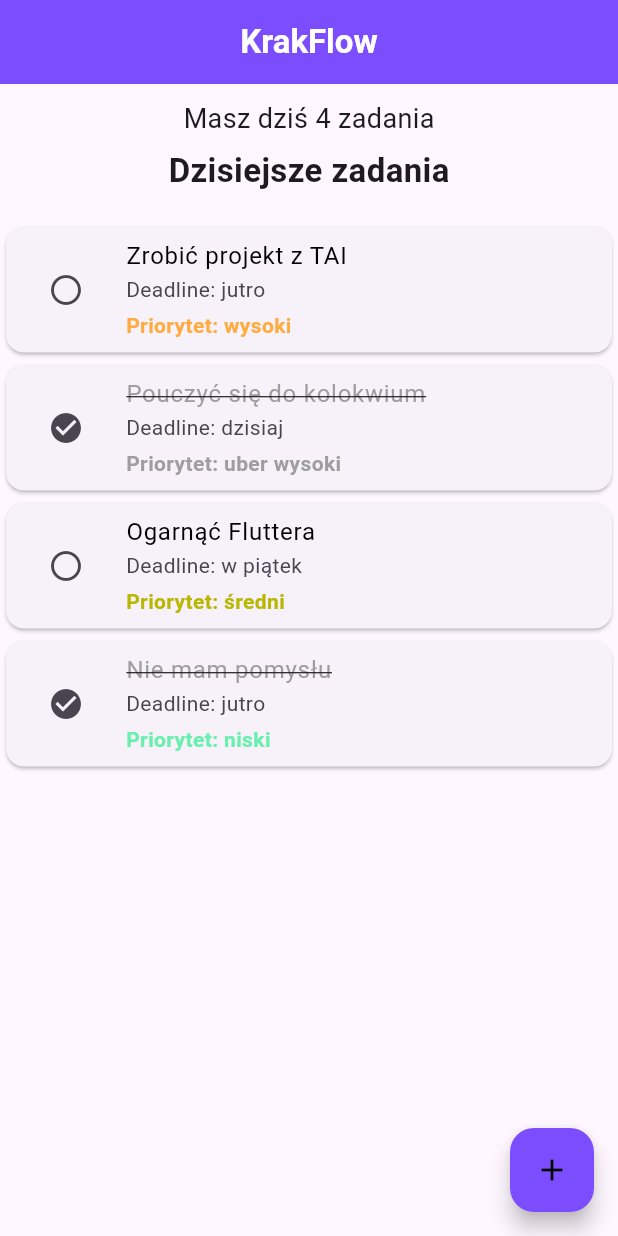
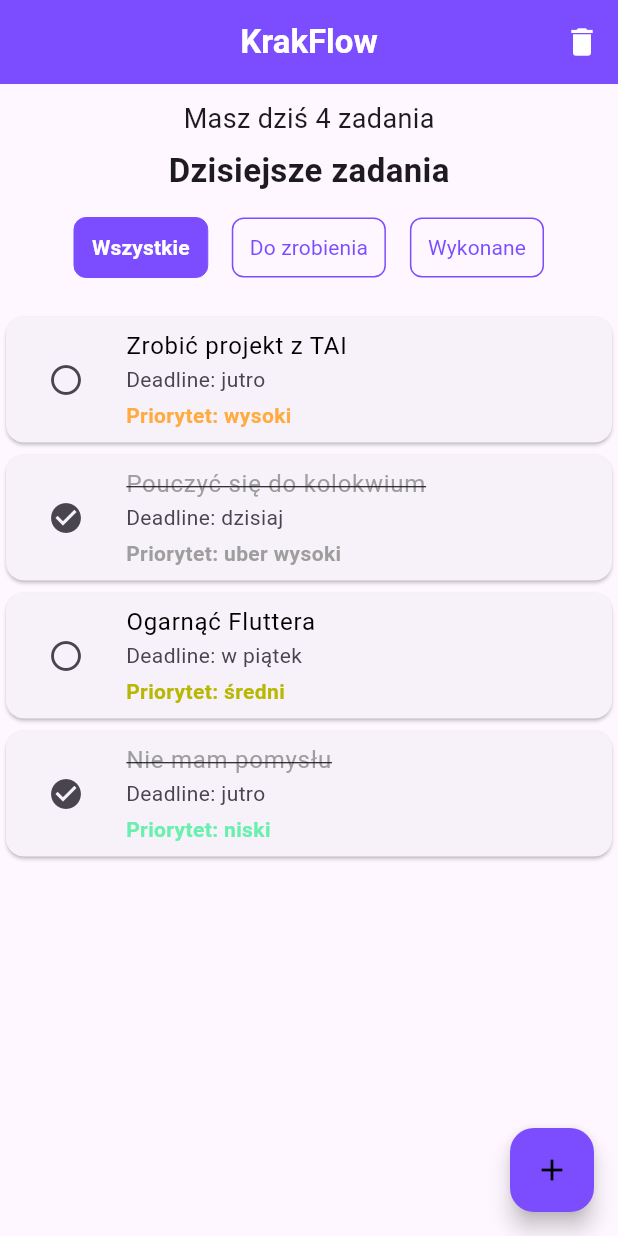
Before and after one commit to DerpeuszX/TAI_Flutter_Labs, a Flutter app: the screen it shows after launch, on a phone screen of 412 x 824 dp. Run offline on Flutter 3.47's test engine with Material 3 defaults, Android fonts, the phone set to English and light mode, and no system bars.

Commit message:
Finished lab 7 - krakflow interactions

```diff
--- a/lib/main.dart
+++ b/lib/main.dart
@@ -3,6 +3,63 @@ import 'task_repository.dart';
 
 void main() {
   runApp(MyApp());
+}
+
+// ================= FILTER BAR =================
+class FilterBar extends StatelessWidget {
+  final String selectedFilter;
+  final Function(String) onFilterChanged;
+
+  const FilterBar({
+    super.key,
+    required this.selectedFilter,
+    required this.onFilterChanged,
+  });
+
+  @override
+  Widget build(BuildContext context) {
+    final filters = ["wszystkie", "do zrobienia", "wykonane"];
+
+    return Row(
+      mainAxisAlignment: MainAxisAlignment.center,
+      children: filters.map((filter) {
+        final isActive = selectedFilter == filter;
+        return Padding(
+          padding: const EdgeInsets.symmetric(horizontal: 8.0),
+          child: TextButton(
+            style: TextButton.styleFrom(
+              backgroundColor: isActive
+                  ? Colors.deepPurpleAccent
+                  : Colors.transparent,
+              foregroundColor: isActive
+                  ? Colors.white
+                  : Colors.deepPurpleAccent,
+              shape: RoundedRectangleBorder(
+                borderRadius: BorderRadius.circular(8),
+                side: BorderSide(
+                  color: Colors.deepPurpleAccent,
+                  width: isActive ? 0 : 1,
+                ),
+              ),
+            ),
+            onPressed: () {
+              onFilterChanged(filter);
+            },
+            child: Text(
+              filter == "wszystkie"
+                  ? "Wszystkie"
+                  : filter == "do zrobienia"
+                  ? "Do zrobienia"
+                  : "Wykonane",
+              style: TextStyle(
+                fontWeight: isActive ? FontWeight.bold : FontWeight.normal,
+              ),
+            ),
+          ),
+        );
+      }).toList(),
+    );
+  }
 }
 
 // ================= TASK CARD =================
@@ -102,6 +159,35 @@ class HomeScreen extends StatefulWidget {
 // ================= HOME SCREEN STATE =================
 
 class _HomeScreenState extends State<HomeScreen> {
+  String selectedFilter = "wszystkie"; // aktualnie wybrany filtr
+
+  void _confirmDeleteAllTasks() {
+    showDialog(
+      context: context,
+      builder: (context) {
+        return AlertDialog(
+          title: const Text("Potwierdzenie"),
+          content: const Text("Czy na pewno chcesz usunąć wszystkie zadania?"),
+          actions: [
+            TextButton(
+              onPressed: () => Navigator.pop(context),
+              child: const Text("Anuluj"),
+            ),
+            TextButton(
+              onPressed: () {
+                setState(() {
+                  TaskRepository.tasks.clear();
+                });
+                Navigator.pop(context);
+              },
+              child: const Text("Usuń"),
+            ),
+          ],
+        );
+      },
+    );
+  }
+
   void toggleTaskStatus(int index) {
     setState(() {
       TaskRepository.tasks[index].isDone =
@@ -117,6 +203,19 @@ class _HomeScreenState extends State<HomeScreen> {
 
   @override
   Widget build(BuildContext context) {
+    // zmienna pomocnicza przetrzymująca obecnie przefiltrowaną listę
+    List<Task> filteredTasks = TaskRepository.tasks;
+    // logika filtrowania
+    if (selectedFilter == "wykonane") {
+      filteredTasks = TaskRepository.tasks
+          .where((task) => task.isDone)
+          .toList();
+    } else if (selectedFilter == "do zrobienia") {
+      filteredTasks = TaskRepository.tasks
+          .where((task) => !task.isDone)
+          .toList();
+    }
+
     return Scaffold(
       // jest scaffold
       appBar: AppBar(
@@ -125,6 +224,23 @@ class _HomeScreenState extends State<HomeScreen> {
           "KrakFlow",
           style: TextStyle(fontWeight: FontWeight.w600),
         ),
+        actions: [
+          IconButton(
+            icon: Icon(Icons.delete),
+            onPressed: () {
+              if (TaskRepository.tasks.isEmpty) {
+                ScaffoldMessenger.of(context).showSnackBar(
+                  const SnackBar(
+                    content: Center(child: Text("Brak zadań do usunięcia!")),
+                    duration: Duration(seconds: 2),
+                  ),
+                );
+              } else {
+                _confirmDeleteAllTasks();
+              }
+            },
+          ),
+        ],
         centerTitle: true,
         backgroundColor: Colors.deepPurpleAccent,
         foregroundColor: Colors.white,
@@ -151,15 +267,26 @@ class _HomeScreenState extends State<HomeScreen> {
               style: TextStyle(fontSize: 22, fontWeight: FontWeight.bold),
             ),
 
+            const SizedBox(height: 12),
+            // button row do filtrowania zadan
+            FilterBar(
+              selectedFilter: selectedFilter,
+              onFilterChanged: (newFilter) {
+                setState(() {
+                  selectedFilter = newFilter;
+                });
+              },
+            ),
+
             const SizedBox(height: 18), // spacerS
 
             Expanded(
               // musi byc expanded, inaczej jest problem z renderowaniem takiej listy.
               child: ListView.builder(
                 // lista zadań, zrobiona za pomocą ListView.builder
-                itemCount: TaskRepository.tasks.length,
+                itemCount: filteredTasks.length,
                 itemBuilder: (context, index) {
-                  final task = TaskRepository.tasks[index];
+                  final task = filteredTasks[index];
 
                   return Dismissible(
                     key: ObjectKey(
@@ -207,7 +334,7 @@ class _HomeScreenState extends State<HomeScreen> {
                         );
                       },
                       onTap: () async {
-                        // otwórz ekran edycji (placeholder)
+                        // otwórz ekran edycji
                         final updated = await Navigator.push(
                           context,
                           MaterialPageRoute(
```
